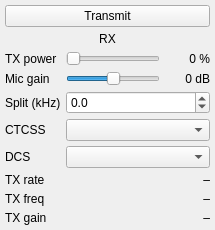
Above: src/qtgui/docktx.ui from gqrx-sdr/gqrx before the change. Below: the same form after it.
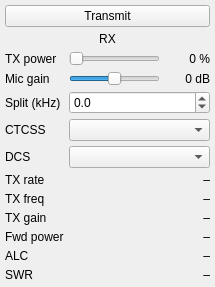
That is the form after the change.

```diff
--- a/src/qtgui/docktx.ui
+++ b/src/qtgui/docktx.ui
@@ -246,7 +246,67 @@
       <item row="7" column="1" colspan="2">
        <widget class="QLabel" name="gainValueLabel">
         <property name="toolTip">
-         <string>Gain and gain range reported by the device. SWR and ALC are not available.</string>
+         <string>Gain and gain range reported by the device.</string>
+        </property>
+        <property name="text">
+         <string>–</string>
+        </property>
+        <property name="alignment">
+         <set>Qt::AlignRight|Qt::AlignTrailing|Qt::AlignVCenter</set>
+        </property>
+       </widget>
+      </item>
+      <item row="8" column="0">
+       <widget class="QLabel" name="fwdLabel">
+        <property name="text">
+         <string>Fwd power</string>
+        </property>
+       </widget>
+      </item>
+      <item row="8" column="1" colspan="2">
+       <widget class="QLabel" name="fwdValueLabel">
+        <property name="toolTip">
+         <string>Forward power, shown if the backend reports it.</string>
+        </property>
+        <property name="text">
+         <string>–</string>
+        </property>
+        <property name="alignment">
+         <set>Qt::AlignRight|Qt::AlignTrailing|Qt::AlignVCenter</set>
+        </property>
+       </widget>
+      </item>
+      <item row="9" column="0">
+       <widget class="QLabel" name="alcLabel">
+        <property name="text">
+         <string>ALC</string>
+        </property>
+       </widget>
+      </item>
+      <item row="9" column="1" colspan="2">
+       <widget class="QLabel" name="alcValueLabel">
+        <property name="toolTip">
+         <string>ALC, shown if the backend reports it.</string>
+        </property>
+        <property name="text">
+         <string>–</string>
+        </property>
+        <property name="alignment">
+         <set>Qt::AlignRight|Qt::AlignTrailing|Qt::AlignVCenter</set>
+        </property>
+       </widget>
+      </item>
+      <item row="10" column="0">
+       <widget class="QLabel" name="swrLabel">
+        <property name="text">
+         <string>SWR</string>
+        </property>
+       </widget>
+      </item>
+      <item row="10" column="1" colspan="2">
+       <widget class="QLabel" name="swrValueLabel">
+        <property name="toolTip">
+         <string>SWR, shown if the backend reports it.</string>
         </property>
         <property name="text">
          <string>–</string>
```
